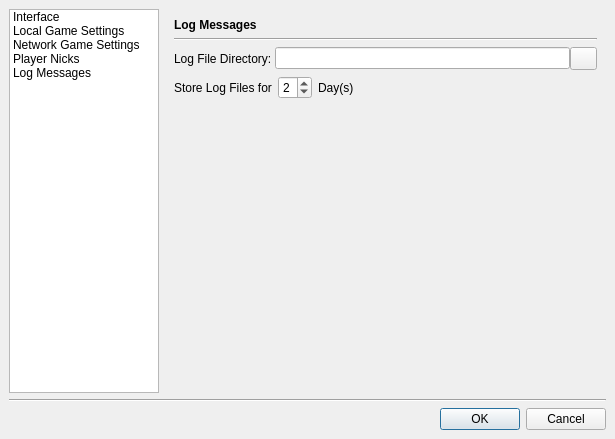
The window that src/gui/qt/settingsdialog.ui (pokerth/pokerth) describes before a commit, drawn with Qt 5.
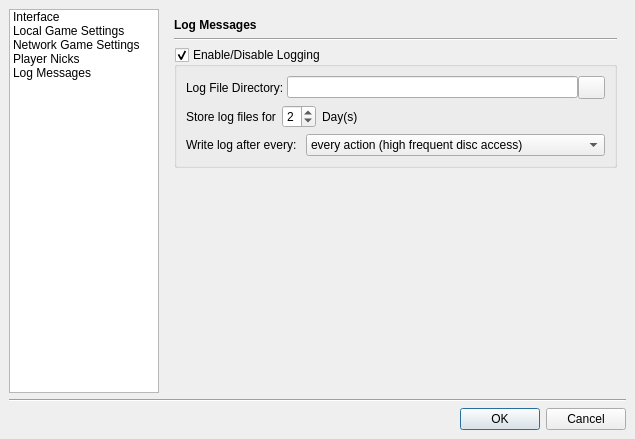
The same window after the commit. The open tabs and pages were chosen to show the change. Icons and pictures are not drawn.

Patch:
```diff
--- a/src/gui/qt/settingsdialog.ui
+++ b/src/gui/qt/settingsdialog.ui
@@ -5,7 +5,7 @@
    <rect>
     <x>0</x>
     <y>0</y>
-    <width>603</width>
+    <width>635</width>
     <height>439</height>
    </rect>
   </property>
@@ -1029,66 +1029,25 @@
        <property name="spacing" >
         <number>6</number>
        </property>
-       <item row="4" column="0" >
-        <spacer>
-         <property name="orientation" >
-          <enum>Qt::Vertical</enum>
-         </property>
-         <property name="sizeHint" >
-          <size>
-           <width>20</width>
-           <height>40</height>
-          </size>
-         </property>
-        </spacer>
-       </item>
        <item row="2" column="0" >
-        <layout class="QHBoxLayout" >
+        <widget class="QGroupBox" name="groupBox_LogOnOff" >
+         <property name="title" >
+          <string>Enable/Disable Logging</string>
+         </property>
+         <property name="checkable" >
+          <bool>true</bool>
+         </property>
+         <property name="checked" >
+          <bool>true</bool>
+         </property>
+         <layout class="QGridLayout" >
          <property name="margin" >
-          <number>0</number>
+           <number>9</number>
          </property>
          <property name="spacing" >
-          <number>0</number>
-         </property>
-         <item>
-          <widget class="QLabel" name="label_29" >
-           <property name="text" >
-            <string>Log File Directory: </string>
-           </property>
-          </widget>
-         </item>
-         <item>
-          <widget class="QLineEdit" name="lineEdit_logDir" />
-         </item>
-         <item>
-          <widget class="QPushButton" name="pushButton_openLogDir" >
-           <property name="minimumSize" >
-            <size>
-             <width>27</width>
-             <height>23</height>
-            </size>
-           </property>
-           <property name="maximumSize" >
-            <size>
-             <width>27</width>
-             <height>23</height>
-            </size>
-           </property>
-           <property name="icon" >
-            <iconset resource="resources.qrc" >:/graphics/resources/graphics/fileopen16.png</iconset>
-           </property>
-          </widget>
-         </item>
-        </layout>
-       </item>
+           <number>6</number>
+          </property>
        <item row="1" column="0" >
-        <widget class="Line" name="line_2" >
-         <property name="orientation" >
-          <enum>Qt::Horizontal</enum>
-         </property>
-        </widget>
-       </item>
-       <item row="3" column="0" >
         <layout class="QHBoxLayout" >
          <property name="margin" >
           <number>0</number>
@@ -1105,7 +1064,7 @@
             </size>
            </property>
            <property name="text" >
-            <string>Store Log Files for</string>
+               <string>Store log files for</string>
            </property>
           </widget>
          </item>
@@ -1151,6 +1110,92 @@
         </layout>
        </item>
        <item row="0" column="0" >
+           <layout class="QHBoxLayout" >
+            <property name="margin" >
+             <number>0</number>
+            </property>
+            <property name="spacing" >
+             <number>0</number>
+            </property>
+            <item>
+             <widget class="QLabel" name="label_29" >
+              <property name="text" >
+               <string>Log File Directory: </string>
+              </property>
+             </widget>
+            </item>
+            <item>
+             <widget class="QLineEdit" name="lineEdit_logDir" />
+            </item>
+            <item>
+             <widget class="QPushButton" name="pushButton_openLogDir" >
+              <property name="minimumSize" >
+               <size>
+                <width>27</width>
+                <height>23</height>
+               </size>
+              </property>
+              <property name="maximumSize" >
+               <size>
+                <width>27</width>
+                <height>23</height>
+               </size>
+              </property>
+              <property name="icon" >
+               <iconset resource="resources.qrc" >:/graphics/resources/graphics/fileopen16.png</iconset>
+              </property>
+             </widget>
+            </item>
+           </layout>
+          </item>
+          <item row="2" column="0" >
+           <layout class="QHBoxLayout" >
+            <property name="margin" >
+             <number>0</number>
+            </property>
+            <property name="spacing" >
+             <number>6</number>
+            </property>
+            <item>
+             <widget class="QLabel" name="label_39" >
+              <property name="text" >
+               <string>Write log after every: </string>
+              </property>
+             </widget>
+            </item>
+            <item>
+             <widget class="QComboBox" name="comboBox_logInterval" >
+              <property name="sizePolicy" >
+               <sizepolicy>
+                <hsizetype>3</hsizetype>
+                <vsizetype>0</vsizetype>
+                <horstretch>0</horstretch>
+                <verstretch>0</verstretch>
+               </sizepolicy>
+              </property>
+              <item>
+               <property name="text" >
+                <string>every action (high frequent disc access)</string>
+               </property>
+              </item>
+              <item>
+               <property name="text" >
+                <string>every hand (medium disc access)</string>
+               </property>
+              </item>
+              <item>
+               <property name="text" >
+                <string>every game (low disc access)</string>
+               </property>
+              </item>
+             </widget>
+            </item>
+           </layout>
+          </item>
+         </layout>
+        </widget>
+       </item>
+       <item row="0" column="0" >
         <widget class="QLabel" name="label_6" >
          <property name="font" >
           <font>
@@ -1163,6 +1208,26 @@
          </property>
         </widget>
        </item>
+       <item row="1" column="0" >
+        <widget class="Line" name="line_2" >
+         <property name="orientation" >
+          <enum>Qt::Horizontal</enum>
+         </property>
+        </widget>
+       </item>
+       <item row="3" column="0" >
+        <spacer>
+         <property name="orientation" >
+          <enum>Qt::Vertical</enum>
+         </property>
+         <property name="sizeHint" >
+          <size>
+           <width>20</width>
+           <height>40</height>
+          </size>
+         </property>
+        </spacer>
+       </item>
       </layout>
      </widget>
     </widget>
```
Left out of the diff: 87 changed lines with no effect on the pictures. Lines whose indentation alone changed are shown as unchanged.
